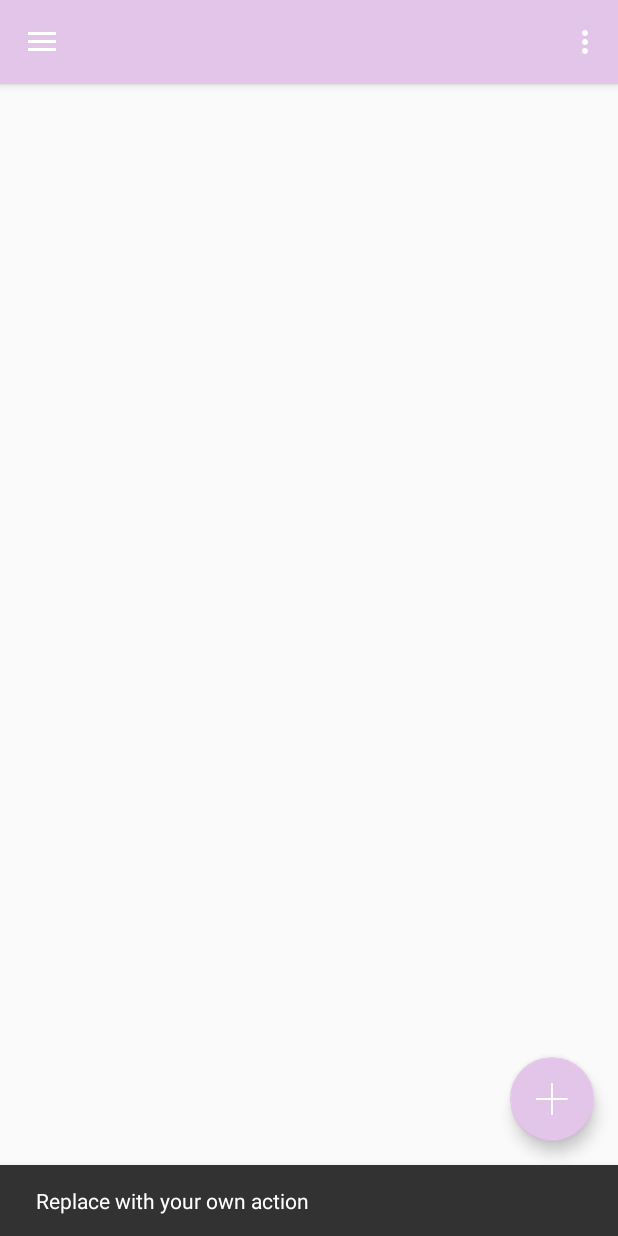
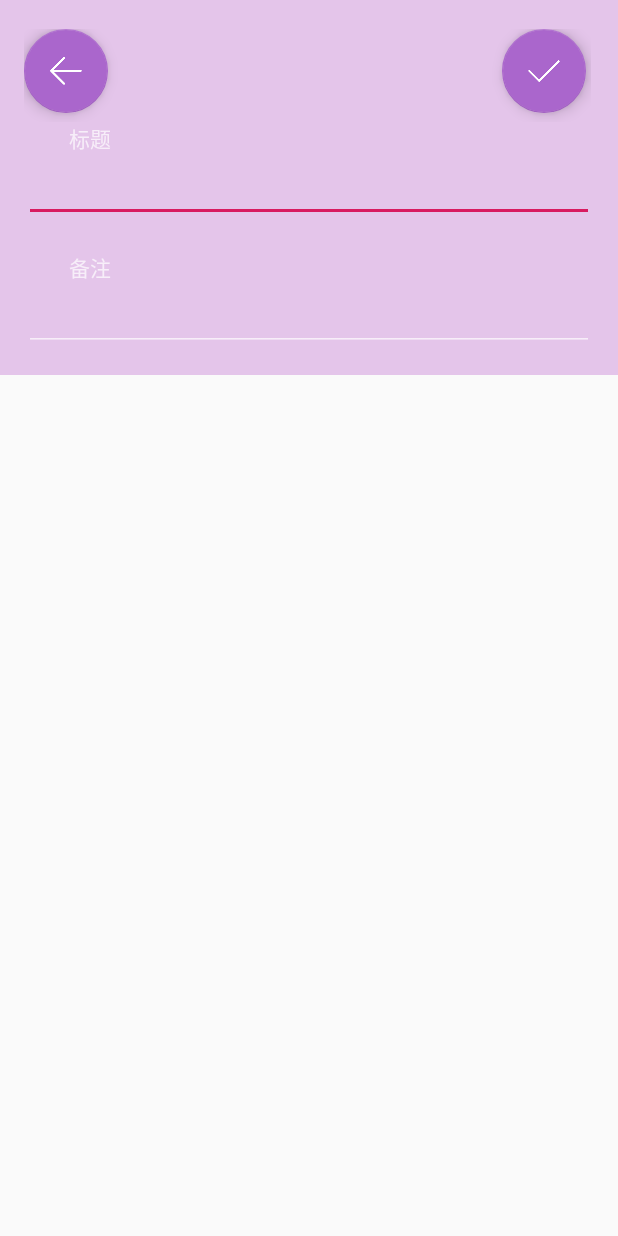
Before and after one commit to Uzumaki1010/iTime, an Android app: the screen it shows after launch (MainActivity before the commit, AddNewActivity after it), after a tap on an icon or button, on a phone screen of 412 x 824 dp. Run offline under Robolectric (Android 15) with nearby library versions, the phone set to English and light mode, and no system bars; our stand-ins replace navigation-ui; 2 statements that could not run were skipped.

Commit message:
添加了AddNewActicity，新建界面初步成型

```diff
--- a/app/src/main/AndroidManifest.xml
+++ b/app/src/main/AndroidManifest.xml
@@ -8,7 +8,8 @@
         android:label="@string/app_name"
         android:roundIcon="@mipmap/ic_launcher_round"
         android:supportsRtl="true"
-        android:theme="@style/AppTheme">
+        android:theme="@style/AppTheme.NoActionBar">
+        <activity android:name=".AddNewActivity"></activity>
         <activity
             android:name=".MainActivity"
             android:label="@string/app_name"
--- /dev/null
+++ b/app/src/main/java/com/example/itime/AddNewActivity.java
@@ -0,0 +1,26 @@
+package com.example.itime;
+
+import androidx.appcompat.app.AppCompatActivity;
+
+import android.os.Bundle;
+import android.view.Window;
+import android.widget.EditText;
+
+import com.example.itime.R;
+import com.google.android.material.floatingactionbutton.FloatingActionButton;
+
+public class AddNewActivity extends AppCompatActivity {
+
+    private FloatingActionButton floatingActionButtonBack,floatingActionButtonOK;
+    private EditText editTextTitle,editTextNote;
+    @Override
+    protected void onCreate(Bundle savedInstanceState) {
+        super.onCreate(savedInstanceState);
+        setContentView(R.layout.activity_add_new);
+
+        floatingActionButtonBack=(FloatingActionButton)findViewById(R.id.floating_action_button_back);
+        floatingActionButtonBack=(FloatingActionButton)findViewById(R.id.floating_action_button_ok);
+        editTextTitle=(EditText)findViewById(R.id.edit_text_title);
+        editTextNote=(EditText)findViewById(R.id.edit_text_note);
+    }
+}
--- a/app/src/main/java/com/example/itime/MainActivity.java
+++ b/app/src/main/java/com/example/itime/MainActivity.java
@@ -1,5 +1,6 @@
 package com.example.itime;
 
+import android.content.Intent;
 import android.os.Bundle;
 
 import com.google.android.material.floatingactionbutton.FloatingActionButton;
@@ -35,8 +36,11 @@ public class MainActivity extends AppCompatActivity {
         fab.setOnClickListener(new View.OnClickListener() {
             @Override
             public void onClick(View view) {
-                Snackbar.make(view, "Replace with your own action", Snackbar.LENGTH_LONG)
-                        .setAction("Action", null).show();
+                Intent intent= new Intent(MainActivity.this,AddNewActivity.class);
+                intent.putExtra("title","无");
+                intent.putExtra("note","无");
+                startActivityForResult(intent,901);
+                //Snackbar.make(view, "Replace with your own action", Snackbar.LENGTH_LONG).setAction("Action", null).show();
             }
         });
         DrawerLayout drawer = findViewById(R.id.drawer_layout);
--- /dev/null
+++ b/app/src/main/res/layout/activity_add_new.xml
@@ -0,0 +1,77 @@
+<?xml version="1.0" encoding="utf-8"?>
+
+<LinearLayout xmlns:android="http://schemas.android.com/apk/res/android"
+    xmlns:app="http://schemas.android.com/apk/res-auto"
+    android:layout_width="match_parent"
+    android:layout_height="250dp"
+    android:background="@color/colorPrimary"
+    android:gravity="bottom"
+    android:orientation="vertical"
+    android:paddingLeft="@dimen/activity_horizontal_margin"
+    android:paddingTop="@dimen/activity_vertical_margin"
+    android:paddingRight="@dimen/activity_horizontal_margin"
+    android:paddingBottom="@dimen/activity_vertical_margin"
+    android:theme="@style/ThemeOverlay.AppCompat.Dark">
+
+    <LinearLayout
+        android:layout_width="378dp"
+        android:layout_height="62dp"
+        android:orientation="horizontal">
+
+        <com.google.android.material.floatingactionbutton.FloatingActionButton
+            android:id="@+id/floating_action_button_back"
+            android:layout_width="wrap_content"
+            android:layout_height="wrap_content"
+            android:layout_weight="1"
+            android:clickable="true"
+            android:src="@drawable/icon_back"
+            app:backgroundTint="@android:color/holo_purple" />
+
+        <TextView
+            android:id="@+id/text_view_blank"
+            android:layout_width="261dp"
+            android:layout_height="47dp"
+            android:layout_weight="1" />
+
+        <com.google.android.material.floatingactionbutton.FloatingActionButton
+            android:id="@+id/floating_action_button_ok"
+            android:layout_width="wrap_content"
+            android:layout_height="wrap_content"
+            android:layout_weight="1"
+            android:clickable="true"
+            android:src="@drawable/icon_ok"
+            app:backgroundTint="@android:color/holo_purple" />
+    </LinearLayout>
+
+    <TextView
+        android:id="@+id/text_view_title"
+        android:layout_width="match_parent"
+        android:layout_height="wrap_content"
+        android:text="         标题" />
+
+    <EditText
+        android:id="@+id/edit_text_note"
+        android:layout_width="match_parent"
+        android:layout_height="wrap_content"
+        android:ems="10"
+        android:inputType="textPersonName" />
+
+    <TextView
+        android:id="@+id/text_view_blank1"
+        android:layout_width="match_parent"
+        android:layout_height="wrap_content" />
+
+    <TextView
+        android:id="@+id/text_view_note"
+        android:layout_width="match_parent"
+        android:layout_height="wrap_content"
+        android:text="         备注" />
+
+    <EditText
+        android:id="@+id/edit_text_title"
+        android:layout_width="match_parent"
+        android:layout_height="wrap_content"
+        android:ems="10"
+        android:inputType="textPersonName" />
+
+</LinearLayout>
```
Also changed, not shown: app/src/main/res/drawable/icon_back.png (added), app/src/main/res/drawable/icon_ok.png (added).
